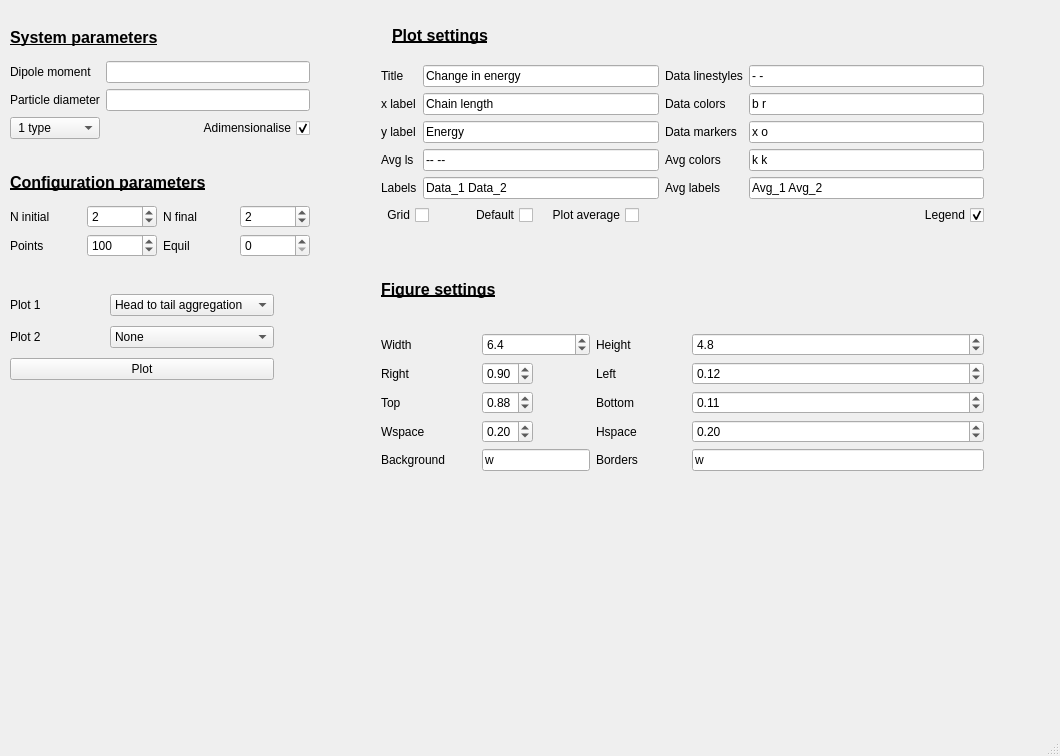
This is SPC EnergyConfigurations/Data/MagChainConfigEnergy.ui in agimenezromero/SPC_EnergyConfigurations as Qt 5 draws it before an edit. The edited form follows.
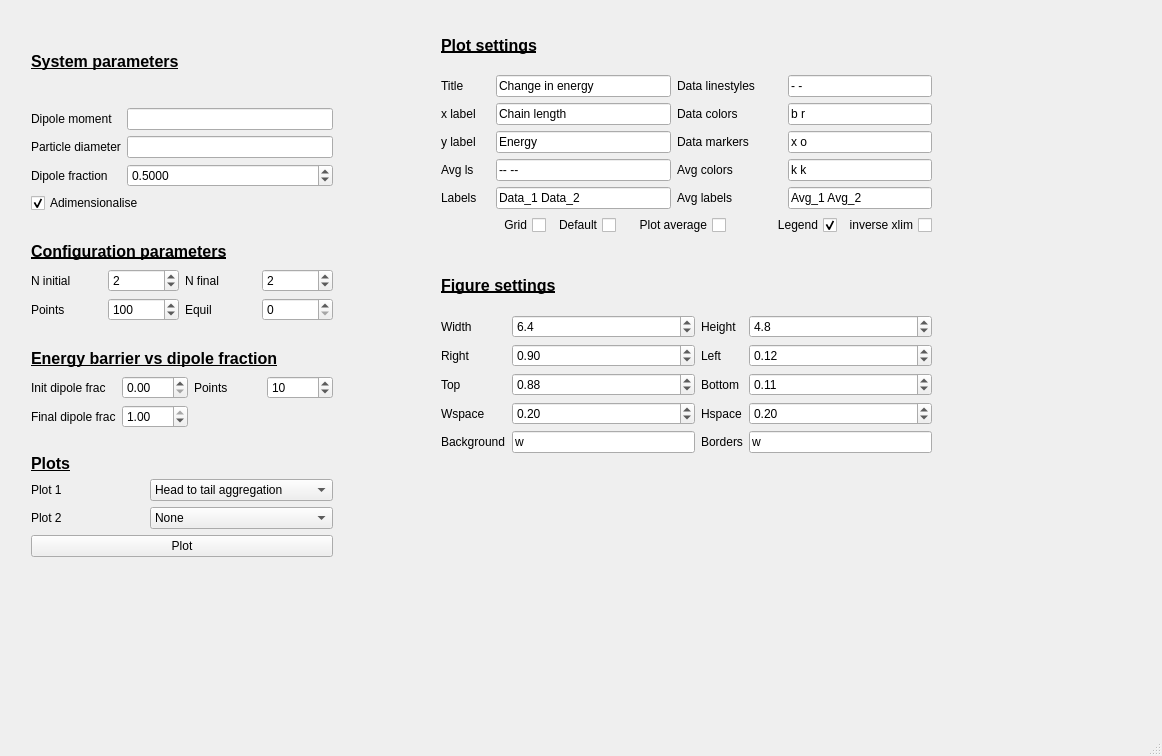
This is the edited form.

What changed in the file:
```diff
--- a/SPC EnergyConfigurations/Data/MagChainConfigEnergy.ui
+++ b/SPC EnergyConfigurations/Data/MagChainConfigEnergy.ui
@@ -6,7 +6,7 @@
    <rect>
     <x>0</x>
     <y>0</y>
-    <width>1060</width>
+    <width>1162</width>
     <height>756</height>
    </rect>
   </property>
@@ -14,301 +14,18 @@
    <string>MagChain Configuration Energy</string>
   </property>
   <widget class="QWidget" name="centralwidget">
-   <widget class="QWidget" name="layoutWidget">
-    <property name="geometry">
-     <rect>
-      <x>10</x>
-      <y>20</y>
-      <width>300</width>
-      <height>237</height>
-     </rect>
-    </property>
-    <layout class="QGridLayout" name="gridLayout_6">
-     <item row="0" column="0" colspan="4">
-      <widget class="QLabel" name="label">
-       <property name="font">
-        <font>
-         <pointsize>12</pointsize>
-         <weight>75</weight>
-         <bold>true</bold>
-         <underline>true</underline>
-        </font>
-       </property>
-       <property name="text">
-        <string>System parameters</string>
-       </property>
-      </widget>
-     </item>
-     <item row="1" column="0" colspan="4">
-      <layout class="QGridLayout" name="SystemLayout">
-       <item row="0" column="0">
-        <widget class="QLabel" name="label_2">
-         <property name="text">
-          <string>Dipole moment</string>
-         </property>
-        </widget>
-       </item>
-       <item row="0" column="1">
-        <widget class="QLineEdit" name="m"/>
-       </item>
-       <item row="1" column="0">
-        <widget class="QLabel" name="label_3">
-         <property name="text">
-          <string>Particle diameter</string>
-         </property>
-        </widget>
-       </item>
-       <item row="1" column="1">
-        <widget class="QLineEdit" name="d"/>
-       </item>
-       <item row="2" column="1">
-        <widget class="QCheckBox" name="adimensionalise">
-         <property name="layoutDirection">
-          <enum>Qt::RightToLeft</enum>
-         </property>
-         <property name="text">
-          <string>Adimensionalise</string>
-         </property>
-         <property name="checked">
-          <bool>true</bool>
-         </property>
-        </widget>
-       </item>
-       <item row="2" column="0">
-        <widget class="QComboBox" name="type">
-         <item>
-          <property name="text">
-           <string> 1 type</string>
-          </property>
-         </item>
-         <item>
-          <property name="text">
-           <string>2 types</string>
-          </property>
-         </item>
-        </widget>
-       </item>
-      </layout>
-     </item>
-     <item row="2" column="0" colspan="4">
-      <spacer name="horizontalSpacer_4">
-       <property name="orientation">
-        <enum>Qt::Horizontal</enum>
-       </property>
-       <property name="sizeHint" stdset="0">
-        <size>
-         <width>298</width>
-         <height>20</height>
-        </size>
-       </property>
-      </spacer>
-     </item>
-     <item row="3" column="0" colspan="4">
-      <widget class="QLabel" name="label_4">
-       <property name="font">
-        <font>
-         <pointsize>12</pointsize>
-         <weight>75</weight>
-         <bold>true</bold>
-         <underline>true</underline>
-        </font>
-       </property>
-       <property name="text">
-        <string>Configuration parameters</string>
-       </property>
-      </widget>
-     </item>
-     <item row="4" column="0">
-      <widget class="QLabel" name="label_5">
-       <property name="text">
-        <string>N initial</string>
-       </property>
-      </widget>
-     </item>
-     <item row="4" column="1">
-      <widget class="QSpinBox" name="N0">
-       <property name="minimum">
-        <number>1</number>
-       </property>
-       <property name="maximum">
-        <number>1000000</number>
-       </property>
-       <property name="value">
-        <number>2</number>
-       </property>
-      </widget>
-     </item>
-     <item row="4" column="2">
-      <widget class="QLabel" name="label_6">
-       <property name="text">
-        <string>N final</string>
-       </property>
-      </widget>
-     </item>
-     <item row="4" column="3">
-      <widget class="QSpinBox" name="Nf">
-       <property name="minimum">
-        <number>1</number>
-       </property>
-       <property name="maximum">
-        <number>1000000</number>
-       </property>
-       <property name="value">
-        <number>2</number>
-       </property>
-      </widget>
-     </item>
-     <item row="5" column="0">
-      <widget class="QLabel" name="label_7">
-       <property name="text">
-        <string>Points</string>
-       </property>
-      </widget>
-     </item>
-     <item row="5" column="1">
-      <widget class="QSpinBox" name="points">
-       <property name="minimum">
-        <number>2</number>
-       </property>
-       <property name="maximum">
-        <number>1000000</number>
-       </property>
-       <property name="value">
-        <number>100</number>
-       </property>
-      </widget>
-     </item>
-     <item row="5" column="3">
-      <widget class="QSpinBox" name="equil">
-       <property name="maximum">
-        <number>1000000</number>
-       </property>
-      </widget>
-     </item>
-     <item row="5" column="2">
-      <widget class="QLabel" name="label_8">
-       <property name="text">
-        <string>Equil</string>
-       </property>
-      </widget>
-     </item>
-    </layout>
-   </widget>
    <widget class="QWidget" name="">
     <property name="geometry">
      <rect>
-      <x>10</x>
-      <y>290</y>
-      <width>264</width>
-      <height>95</height>
+      <x>441</x>
+      <y>21</y>
+      <width>491</width>
+      <height>432</height>
      </rect>
     </property>
-    <layout class="QGridLayout" name="gridLayout_4">
+    <layout class="QGridLayout" name="gridLayout_8">
      <item row="0" column="0">
-      <widget class="QLabel" name="label_10">
-       <property name="text">
-        <string>Plot 1</string>
-       </property>
-      </widget>
-     </item>
-     <item row="0" column="1">
-      <widget class="QComboBox" name="plot_type">
-       <item>
-        <property name="text">
-         <string>Head to tail aggregation</string>
-        </property>
-       </item>
-       <item>
-        <property name="text">
-         <string>Lateral aggregation</string>
-        </property>
-       </item>
-       <item>
-        <property name="text">
-         <string>Add dipole progression</string>
-        </property>
-       </item>
-       <item>
-        <property name="text">
-         <string>Energy barrier</string>
-        </property>
-       </item>
-       <item>
-        <property name="text">
-         <string>Two identical head to tail</string>
-        </property>
-       </item>
-       <item>
-        <property name="text">
-         <string>Zippering configuration</string>
-        </property>
-       </item>
-      </widget>
-     </item>
-     <item row="1" column="0">
-      <widget class="QLabel" name="label_11">
-       <property name="text">
-        <string>Plot 2</string>
-       </property>
-      </widget>
-     </item>
-     <item row="2" column="0" colspan="2">
-      <widget class="QPushButton" name="plot">
-       <property name="text">
-        <string>Plot</string>
-       </property>
-      </widget>
-     </item>
-     <item row="1" column="1">
-      <widget class="QComboBox" name="plot_type_2">
-       <item>
-        <property name="text">
-         <string>None</string>
-        </property>
-       </item>
-       <item>
-        <property name="text">
-         <string>Head to tail aggregation</string>
-        </property>
-       </item>
-       <item>
-        <property name="text">
-         <string>Lateral aggregation</string>
-        </property>
-       </item>
-       <item>
-        <property name="text">
-         <string>Add dipole progression</string>
-        </property>
-       </item>
-       <item>
-        <property name="text">
-         <string>Energy barrier</string>
-        </property>
-       </item>
-       <item>
-        <property name="text">
-         <string>Two identical head to tail</string>
-        </property>
-       </item>
-       <item>
-        <property name="text">
-         <string>Zippering configuration</string>
-        </property>
-       </item>
-      </widget>
-     </item>
-    </layout>
-   </widget>
    <widget class="QLabel" name="label_46">
-    <property name="geometry">
-     <rect>
-      <x>392</x>
-      <y>26</y>
-      <width>99</width>
-      <height>18</height>
-     </rect>
-    </property>
     <property name="font">
      <font>
       <pointsize>12</pointsize>
@@ -321,17 +38,8 @@
      <string>Plot settings</string>
     </property>
    </widget>
-   <widget class="QWidget" name="">
-    <property name="geometry">
-     <rect>
-      <x>381</x>
-      <y>65</y>
-      <width>603</width>
-      <height>406</height>
-     </rect>
-    </property>
-    <layout class="QGridLayout" name="gridLayout_2">
-     <item row="0" column="0" colspan="7">
+     </item>
+     <item row="1" column="0">
       <layout class="QGridLayout" name="gridLayout">
        <item row="0" column="0">
         <widget class="QLabel" name="label_37">
@@ -340,21 +48,21 @@
          </property>
         </widget>
        </item>
-       <item row="0" column="1">
+       <item row="0" column="1" colspan="3">
         <widget class="QLineEdit" name="title">
          <property name="text">
           <string>Change in energy</string>
          </property>
         </widget>
        </item>
-       <item row="0" column="2">
+       <item row="0" column="4" colspan="2">
         <widget class="QLabel" name="label_41">
          <property name="text">
           <string>Data linestyles</string>
          </property>
         </widget>
        </item>
-       <item row="0" column="3">
+       <item row="0" column="6" colspan="2">
         <widget class="QLineEdit" name="data_ls">
          <property name="text">
           <string>- -</string>
@@ -368,21 +76,14 @@
          </property>
         </widget>
        </item>
-       <item row="1" column="1">
+       <item row="1" column="1" colspan="3">
         <widget class="QLineEdit" name="xlabel">
          <property name="text">
           <string>Chain length</string>
          </property>
         </widget>
        </item>
-       <item row="1" column="2">
-        <widget class="QLabel" name="label_44">
-         <property name="text">
-          <string>Data colors</string>
-         </property>
-        </widget>
-       </item>
-       <item row="1" column="3">
+       <item row="1" column="6" colspan="2">
         <widget class="QLineEdit" name="data_colors">
          <property name="text">
           <string>b r</string>
@@ -396,21 +97,21 @@
          </property>
         </widget>
        </item>
-       <item row="2" column="1">
+       <item row="2" column="1" colspan="3">
         <widget class="QLineEdit" name="ylabel">
          <property name="text">
           <string>Energy</string>
          </property>
         </widget>
        </item>
-       <item row="2" column="2">
+       <item row="2" column="4" colspan="2">
         <widget class="QLabel" name="label_9">
          <property name="text">
           <string>Data markers</string>
          </property>
         </widget>
        </item>
-       <item row="2" column="3">
+       <item row="2" column="6" colspan="2">
         <widget class="QLineEdit" name="data_markers">
          <property name="text">
           <string>x o</string>
@@ -424,21 +125,14 @@
          </property>
         </widget>
        </item>
-       <item row="3" column="1">
+       <item row="3" column="1" colspan="3">
         <widget class="QLineEdit" name="avg_ls">
          <property name="text">
           <string>-- --</string>
          </property>
         </widget>
        </item>
-       <item row="3" column="2">
-        <widget class="QLabel" name="label_49">
-         <property name="text">
-          <string>Avg colors</string>
-         </property>
-        </widget>
-       </item>
-       <item row="3" column="3">
+       <item row="3" column="6" colspan="2">
         <widget class="QLineEdit" name="avg_colors">
          <property name="text">
           <string>k k</string>
@@ -452,30 +146,21 @@
          </property>
         </widget>
        </item>
-       <item row="4" column="1">
+       <item row="4" column="1" colspan="3">
         <widget class="QLineEdit" name="data_labels">
          <property name="text">
           <string>Data_1 Data_2</string>
          </property>
         </widget>
        </item>
-       <item row="4" column="2">
-        <widget class="QLabel" name="label_12">
-         <property name="text">
-          <string>Avg labels</string>
-         </property>
-        </widget>
-       </item>
-       <item row="4" column="3">
+       <item row="4" column="6" colspan="2">
         <widget class="QLineEdit" name="avg_labels">
          <property name="text">
           <string>Avg_1 Avg_2</string>
          </property>
         </widget>
        </item>
-      </layout>
-     </item>
-     <item row="1" column="0">
+       <item row="5" column="0" colspan="2">
       <widget class="QCheckBox" name="grid">
        <property name="layoutDirection">
         <enum>Qt::RightToLeft</enum>
@@ -485,7 +170,7 @@
        </property>
       </widget>
      </item>
-     <item row="1" column="1" colspan="2">
+       <item row="5" column="2">
       <widget class="QCheckBox" name="default_2">
        <property name="layoutDirection">
         <enum>Qt::RightToLeft</enum>
@@ -495,7 +180,7 @@
        </property>
       </widget>
      </item>
-     <item row="1" column="3" colspan="2">
+       <item row="5" column="3" colspan="2">
       <widget class="QCheckBox" name="plot_avg">
        <property name="layoutDirection">
         <enum>Qt::RightToLeft</enum>
@@ -505,7 +190,7 @@
        </property>
       </widget>
      </item>
-     <item row="1" column="5" colspan="2">
+       <item row="5" column="5" colspan="2">
       <widget class="QCheckBox" name="legend">
        <property name="layoutDirection">
         <enum>Qt::RightToLeft</enum>
@@ -518,7 +203,40 @@
        </property>
       </widget>
      </item>
-     <item row="2" column="0" colspan="6">
+       <item row="5" column="7">
+        <widget class="QCheckBox" name="inverse_xlim">
+         <property name="layoutDirection">
+          <enum>Qt::RightToLeft</enum>
+         </property>
+         <property name="text">
+          <string>inverse xlim</string>
+         </property>
+        </widget>
+       </item>
+       <item row="1" column="4" colspan="2">
+        <widget class="QLabel" name="label_44">
+         <property name="text">
+          <string>Data colors</string>
+         </property>
+        </widget>
+       </item>
+       <item row="3" column="4" colspan="2">
+        <widget class="QLabel" name="label_49">
+         <property name="text">
+          <string>Avg colors</string>
+         </property>
+        </widget>
+       </item>
+       <item row="4" column="4" colspan="2">
+        <widget class="QLabel" name="label_12">
+         <property name="text">
+          <string>Avg labels</string>
+         </property>
+        </widget>
+       </item>
+      </layout>
+     </item>
+     <item row="2" column="0">
       <spacer name="horizontalSpacer_3">
        <property name="orientation">
         <enum>Qt::Horizontal</enum>
@@ -531,7 +249,7 @@
        </property>
       </spacer>
      </item>
-     <item row="3" column="0" colspan="3">
+     <item row="3" column="0">
       <widget class="QLabel" name="label_47">
        <property name="font">
         <font>
@@ -547,13 +265,15 @@
       </widget>
      </item>
      <item row="4" column="0">
+      <layout class="QGridLayout" name="gridLayout_2">
+       <item row="0" column="0">
       <widget class="QLabel" name="label_25">
        <property name="text">
         <string>Width</string>
        </property>
       </widget>
      </item>
-     <item row="4" column="2" colspan="2">
+       <item row="0" column="1">
       <widget class="QDoubleSpinBox" name="width">
        <property name="decimals">
         <number>1</number>
@@ -566,14 +286,14 @@
        </property>
       </widget>
      </item>
-     <item row="4" column="4" colspan="2">
+       <item row="0" column="2">
       <widget class="QLabel" name="label_26">
        <property name="text">
         <string>Height</string>
        </property>
       </widget>
      </item>
-     <item row="4" column="6">
+       <item row="0" column="3">
       <widget class="QDoubleSpinBox" name="height">
        <property name="decimals">
         <number>1</number>
@@ -586,14 +306,14 @@
        </property>
       </widget>
      </item>
-     <item row="5" column="0">
+       <item row="1" column="0">
       <widget class="QLabel" name="label_19">
        <property name="text">
         <string>Right</string>
        </property>
       </widget>
      </item>
-     <item row="5" column="2">
+       <item row="1" column="1">
       <widget class="QDoubleSpinBox" name="right">
        <property name="maximum">
         <double>1.000000000000000</double>
@@ -606,14 +326,14 @@
        </property>
       </widget>
      </item>
-     <item row="5" column="4">
+       <item row="1" column="2">
       <widget class="QLabel" name="label_20">
        <property name="text">
         <string>Left</string>
        </property>
       </widget>
      </item>
-     <item row="5" column="6">
+       <item row="1" column="3">
       <widget class="QDoubleSpinBox" name="left">
        <property name="maximum">
         <double>1.000000000000000</double>
@@ -626,14 +346,14 @@
        </property>
       </widget>
      </item>
-     <item row="6" column="0">
+       <item row="2" column="0">
       <widget class="QLabel" name="label_21">
        <property name="text">
         <string>Top</string>
        </property>
       </widget>
      </item>
-     <item row="6" column="2">
+       <item row="2" column="1">
       <widget class="QDoubleSpinBox" name="top">
        <property name="maximum">
         <double>1.000000000000000</double>
@@ -646,14 +366,14 @@
        </property>
       </widget>
      </item>
-     <item row="6" column="4" colspan="2">
+       <item row="2" column="2">
       <widget class="QLabel" name="label_22">
        <property name="text">
         <string>Bottom</string>
        </property>
       </widget>
      </item>
-     <item row="6" column="6">
+       <item row="2" column="3">
       <widget class="QDoubleSpinBox" name="bottom">
        <property name="maximum">
         <double>1.000000000000000</double>
@@ -666,14 +386,14 @@
        </property>
       </widget>
      </item>
-     <item row="7" column="0">
+       <item row="3" column="0">
       <widget class="QLabel" name="label_23">
        <property name="text">
         <string>Wspace</string>
        </property>
       </widget>
      </item>
-     <item row="7" column="2">
+       <item row="3" column="1">
       <widget class="QDoubleSpinBox" name="wspace">
        <property name="maximum">
         <double>1.000000000000000</double>
@@ -686,14 +406,14 @@
        </property>
       </widget>
      </item>
-     <item row="7" column="4" colspan="2">
+       <item row="3" column="2">
       <widget class="QLabel" name="label_24">
        <property name="text">
         <string>Hspace</string>
        </property>
       </widget>
      </item>
-     <item row="7" column="6">
+       <item row="3" column="3">
       <widget class="QDoubleSpinBox" name="hspace">
        <property name="maximum">
         <double>1.000000000000000</double>
@@ -706,28 +426,28 @@
        </property>
       </widget>
      </item>
-     <item row="8" column="0" colspan="2">
+       <item row="4" column="0">
       <widget class="QLabel" name="label_27">
        <property name="text">
         <string>Background</string>
        </property>
       </widget>
      </item>
-     <item row="8" column="2" colspan="2">
+       <item row="4" column="1">
       <widget class="QLineEdit" name="background">
        <property name="text">
         <string>w</string>
        </property>
       </widget>
      </item>
-     <item row="8" column="4" colspan="2">
+       <item row="4" column="2">
       <widget class="QLabel" name="label_28">
        <property name="text">
         <string>Borders</string>
        </property>
       </widget>
      </item>
-     <item row="8" column="6">
+       <item row="4" column="3">
       <widget class="QLineEdit" name="borders">
        <property name="text">
         <string>w</string>
@@ -735,6 +455,427 @@
       </widget>
      </item>
     </layout>
+     </item>
+    </layout>
+   </widget>
+   <widget class="QWidget" name="">
+    <property name="geometry">
+     <rect>
+      <x>31</x>
+      <y>21</y>
+      <width>302</width>
+      <height>536</height>
+     </rect>
+    </property>
+    <layout class="QGridLayout" name="gridLayout_7">
+     <item row="0" column="0">
+      <widget class="QLabel" name="label">
+       <property name="font">
+        <font>
+         <pointsize>12</pointsize>
+         <weight>75</weight>
+         <bold>true</bold>
+         <underline>true</underline>
+        </font>
+       </property>
+       <property name="text">
+        <string>System parameters</string>
+       </property>
+      </widget>
+     </item>
+     <item row="1" column="0">
+      <layout class="QGridLayout" name="gridLayout_3">
+       <item row="0" column="0">
+        <widget class="QLabel" name="label_2">
+         <property name="text">
+          <string>Dipole moment</string>
+         </property>
+        </widget>
+       </item>
+       <item row="0" column="1">
+        <widget class="QLineEdit" name="m"/>
+       </item>
+       <item row="1" column="0">
+        <widget class="QLabel" name="label_3">
+         <property name="text">
+          <string>Particle diameter</string>
+         </property>
+        </widget>
+       </item>
+       <item row="1" column="1">
+        <widget class="QLineEdit" name="d"/>
+       </item>
+       <item row="2" column="0">
+        <widget class="QLabel" name="label_14">
+         <property name="text">
+          <string>Dipole fraction</string>
+         </property>
+        </widget>
+       </item>
+       <item row="2" column="1">
+        <widget class="QDoubleSpinBox" name="dipole_fraction">
+         <property name="decimals">
+          <number>4</number>
+         </property>
+         <property name="maximum">
+          <double>1.000000000000000</double>
+         </property>
+         <property name="value">
+          <double>0.500000000000000</double>
+         </property>
+        </widget>
+       </item>
+       <item row="3" column="0" colspan="2">
+        <widget class="QCheckBox" name="adimensionalise">
+         <property name="layoutDirection">
+          <enum>Qt::LeftToRight</enum>
+         </property>
+         <property name="text">
+          <string>Adimensionalise</string>
+         </property>
+         <property name="checked">
+          <bool>true</bool>
+         </property>
+        </widget>
+       </item>
+      </layout>
+     </item>
+     <item row="2" column="0">
+      <spacer name="horizontalSpacer_4">
+       <property name="orientation">
+        <enum>Qt::Horizontal</enum>
+       </property>
+       <property name="sizeHint" stdset="0">
+        <size>
+         <width>298</width>
+         <height>20</height>
+        </size>
+       </property>
+      </spacer>
+     </item>
+     <item row="3" column="0">
+      <layout class="QGridLayout" name="gridLayout_4">
+       <item row="1" column="0">
+        <widget class="QLabel" name="label_5">
+         <property name="text">
+          <string>N initial</string>
+         </property>
+        </widget>
+       </item>
+       <item row="1" column="1">
+        <widget class="QSpinBox" name="N0">
+         <property name="minimum">
+          <number>1</number>
+         </property>
+         <property name="maximum">
+          <number>1000000</number>
+         </property>
+         <property name="value">
+          <number>2</number>
+         </property>
+        </widget>
+       </item>
+       <item row="1" column="2">
+        <widget class="QLabel" name="label_6">
+         <property name="text">
+          <string>N final</string>
+         </property>
+        </widget>
+       </item>
+       <item row="1" column="3">
+        <widget class="QSpinBox" name="Nf">
+         <property name="minimum">
+          <number>1</number>
+         </property>
+         <property name="maximum">
+          <number>1000000</number>
+         </property>
+         <property name="value">
+          <number>2</number>
+         </property>
+        </widget>
+       </item>
+       <item row="2" column="0">
+        <widget class="QLabel" name="label_7">
+         <property name="text">
+          <string>Points</string>
+         </property>
+        </widget>
+       </item>
+       <item row="2" column="1">
+        <widget class="QSpinBox" name="points">
+         <property name="minimum">
+          <number>2</number>
+         </property>
+         <property name="maximum">
+          <number>1000000</number>
+         </property>
+         <property name="value">
+          <number>100</number>
+         </property>
+        </widget>
+       </item>
+       <item row="2" column="2">
+        <widget class="QLabel" name="label_8">
+         <property name="text">
+          <string>Equil</string>
+         </property>
+        </widget>
+       </item>
+       <item row="2" column="3">
+        <widget class="QSpinBox" name="equil">
+         <property name="maximum">
+          <number>1000000</number>
+         </property>
+        </widget>
+       </item>
+       <item row="0" column="0" colspan="4">
+        <widget class="QLabel" name="label_4">
+         <property name="font">
+          <font>
+           <pointsize>12</pointsize>
+           <weight>75</weight>
+           <bold>true</bold>
+           <underline>true</underline>
+          </font>
+         </property>
+         <property name="text">
+          <string>Configuration parameters</string>
+         </property>
+        </widget>
+       </item>
+      </layout>
+     </item>
+     <item row="4" column="0">
+      <spacer name="horizontalSpacer_2">
+       <property name="orientation">
+        <enum>Qt::Horizontal</enum>
+       </property>
+       <property name="sizeHint" stdset="0">
+        <size>
+         <width>288</width>
+         <height>20</height>
+        </size>
+       </property>
+      </spacer>
+     </item>
+     <item row="5" column="0">
+      <layout class="QGridLayout" name="gridLayout_5">
+       <item row="0" column="0" colspan="4">
+        <widget class="QLabel" name="label_18">
+         <property name="font">
+          <font>
+           <pointsize>12</pointsize>
+           <weight>75</weight>
+           <bold>true</bold>
+           <underline>true</underline>
+          </font>
+         </property>
+         <property name="text">
+          <string>Energy barrier vs dipole fraction</string>
+         </property>
+        </widget>
+       </item>
+       <item row="1" column="0">
+        <widget class="QLabel" name="label_16">
+         <property name="text">
+          <string>Init dipole frac</string>
+         </property>
+        </widget>
+       </item>
+       <item row="1" column="1">
+        <widget class="QDoubleSpinBox" name="init_dipole">
+         <property name="maximum">
+          <double>1.000000000000000</double>
+         </property>
+        </widget>
+       </item>
+       <item row="1" column="2">
+        <widget class="QLabel" name="label_15">
+         <property name="text">
+          <string>Points</string>
+         </property>
+        </widget>
+       </item>
+       <item row="1" column="3">
+        <widget class="QSpinBox" name="points_dipole">
+         <property name="minimum">
+          <number>2</number>
+         </property>
+         <property name="maximum">
+          <number>1000</number>
+         </property>
+         <property name="value">
+          <number>10</number>
+         </property>
+        </widget>
+       </item>
+       <item row="2" column="0">
+        <widget class="QLabel" name="label_17">
+         <property name="text">
+          <string>Final dipole frac</string>
+         </property>
+        </widget>
+       </item>
+       <item row="2" column="1">
+        <widget class="QDoubleSpinBox" name="final_dipole">
+         <property name="maximum">
+          <double>1.000000000000000</double>
+         </property>
+         <property name="value">
+          <double>1.000000000000000</double>
+         </property>
+        </widget>
+       </item>
+      </layout>
+     </item>
+     <item row="6" column="0">
+      <spacer name="horizontalSpacer">
+       <property name="orientation">
+        <enum>Qt::Horizontal</enum>
+       </property>
+       <property name="sizeHint" stdset="0">
+        <size>
+         <width>288</width>
+         <height>20</height>
+        </size>
+       </property>
+      </spacer>
+     </item>
+     <item row="7" column="0">
+      <layout class="QGridLayout" name="gridLayout_6">
+       <item row="0" column="0">
+        <widget class="QLabel" name="label_13">
+         <property name="font">
+          <font>
+           <pointsize>12</pointsize>
+           <weight>75</weight>
+           <bold>true</bold>
+           <underline>true</underline>
+          </font>
+         </property>
+         <property name="text">
+          <string>Plots</string>
+         </property>
+        </widget>
+       </item>
+       <item row="1" column="0">
+        <widget class="QLabel" name="label_10">
+         <property name="text">
+          <string>Plot 1</string>
+         </property>
+        </widget>
+       </item>
+       <item row="1" column="1">
+        <widget class="QComboBox" name="plot_type">
+         <item>
+          <property name="text">
+           <string>Head to tail aggregation</string>
+          </property>
+         </item>
+         <item>
+          <property name="text">
+           <string>Lateral aggregation</string>
+          </property>
+         </item>
+         <item>
+          <property name="text">
+           <string>Add dipole progression</string>
+          </property>
+         </item>
+         <item>
+          <property name="text">
+           <string>Energy barrier</string>
+          </property>
+         </item>
+         <item>
+          <property name="text">
+           <string>Two identical head to tail</string>
+          </property>
+         </item>
+         <item>
+          <property name="text">
+           <string>Zippering configuration</string>
+          </property>
+         </item>
+         <item>
+          <property name="text">
+           <string>Energy barrier vs dipole frac</string>
+          </property>
+         </item>
+         <item>
+          <property name="text">
+           <string>Add dipole middle chain</string>
+          </property>
+         </item>
+        </widget>
+       </item>
+       <item row="2" column="0">
+        <widget class="QLabel" name="label_11">
+         <property name="text">
+          <string>Plot 2</string>
+         </property>
+        </widget>
+       </item>
+       <item row="2" column="1">
+        <widget class="QComboBox" name="plot_type_2">
+         <item>
+          <property name="text">
+           <string>None</string>
+          </property>
+         </item>
+         <item>
+          <property name="text">
+           <string>Head to tail aggregation</string>
+          </property>
+         </item>
+         <item>
+          <property name="text">
+           <string>Lateral aggregation</string>
+          </property>
+         </item>
+         <item>
+          <property name="text">
+           <string>Add dipole progression</string>
+          </property>
+         </item>
+         <item>
+          <property name="text">
+           <string>Energy barrier</string>
+          </property>
+         </item>
+         <item>
+          <property name="text">
+           <string>Two identical head to tail</string>
+          </property>
+         </item>
+         <item>
+          <property name="text">
+           <string>Zippering configuration</string>
+          </property>
+         </item>
+         <item>
+          <property name="text">
+           <string>Energy barrier vs dipole frac</string>
+          </property>
+         </item>
+         <item>
+          <property name="text">
+           <string>Add dipole middle chain</string>
+          </property>
+         </item>
+        </widget>
+       </item>
+       <item row="3" column="0" colspan="2">
+        <widget class="QPushButton" name="plot">
+         <property name="text">
+          <string>Plot</string>
+         </property>
+        </widget>
+       </item>
+      </layout>
+     </item>
+    </layout>
    </widget>
   </widget>
   <widget class="QMenuBar" name="menubar">
```
Left out of the diff: 2 changed lines with no effect on the pictures. Lines whose indentation alone changed are shown as unchanged.
